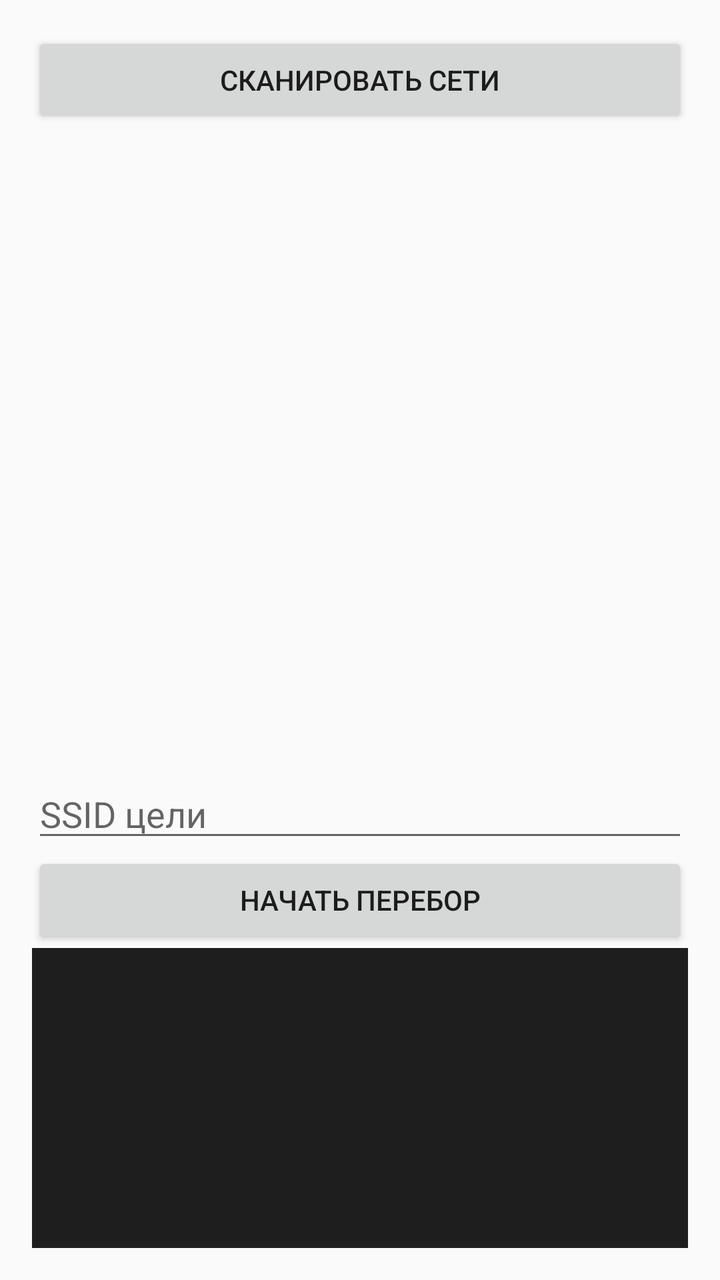
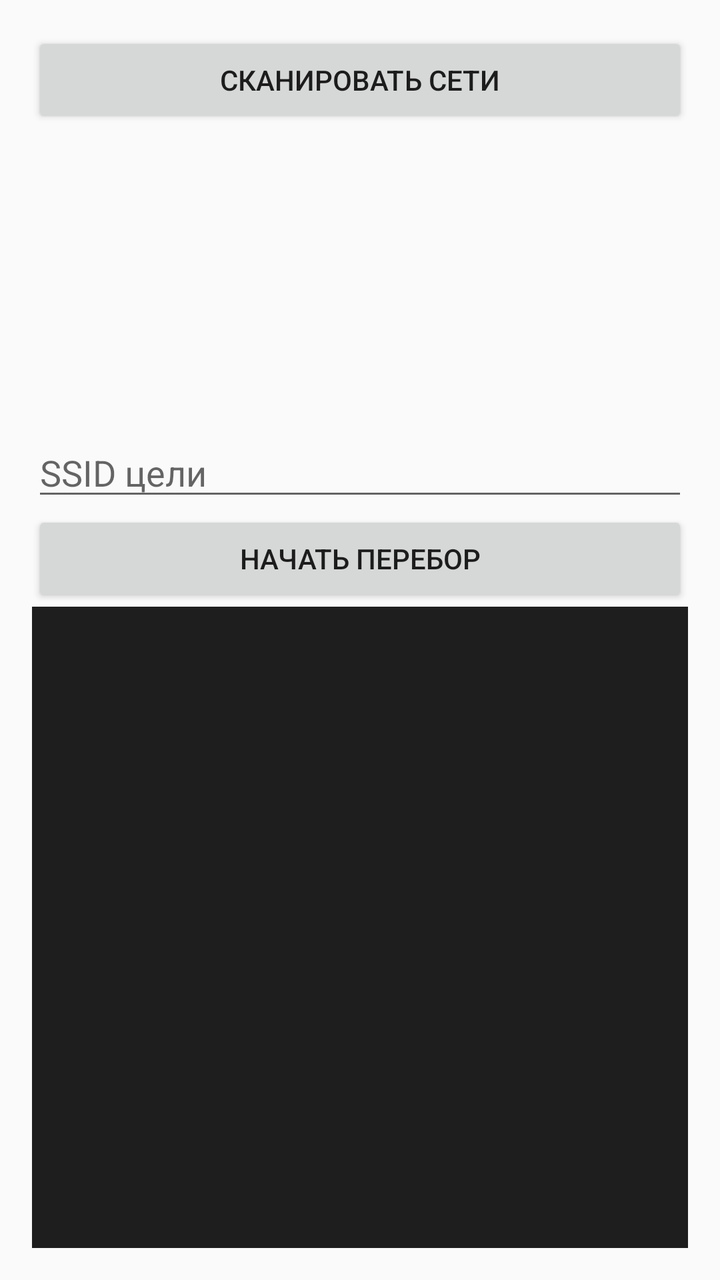

An Android layout rendered at two revisions. The XML below is the earlier revision; the diff shows what the commit changed to produce the second picture.
<!-- AndroidManifest.xml: application theme Theme.AppCompat.DayNight.NoActionBar -->
<!-- res/layout/activity_main.xml -->
<?xml version="1.0" encoding="utf-8"?>
<LinearLayout xmlns:android="http://schemas.android.com/apk/res/android"
    android:orientation="vertical"
    android:padding="16dp"
    android:layout_width="match_parent"
    android:layout_height="match_parent">

    <Button
        android:id="@+id/btnScan"
        android:layout_width="match_parent"
        android:layout_height="wrap_content"
        android:text="Сканировать сети"/>

    <ListView
        android:id="@+id/listNets"
        android:layout_width="match_parent"
        android:layout_height="0dp"
        android:layout_weight="1"/>

    <EditText
        android:id="@+id/inputTarget"
        android:layout_width="match_parent"
        android:layout_height="wrap_content"
        android:hint="SSID цели"/>

    <Button
        android:id="@+id/btnAttack"
        android:layout_width="match_parent"
        android:layout_height="wrap_content"
        android:text="Начать перебор"/>

    <ScrollView
        android:layout_width="match_parent"
        android:layout_height="150dp"
        android:background="#1E1E1E"
        android:padding="8dp">

        <TextView
            android:id="@+id/txtLog"
            android:layout_width="match_parent"
            android:layout_height="wrap_content"
            android:textColor="#00FF00"
            android:textSize="12sp"
            android:fontFamily="monospace"/>
    </ScrollView>
</LinearLayout>
<!-- resources referenced by this layout -->
<resources>

</resources>

<!-- the commit's change to res/layout/activity_main.xml (unified diff, before → after) -->
@@ -14,8 +14,7 @@
     <ListView
         android:id="@+id/listNets"
         android:layout_width="match_parent"
-        android:layout_height="0dp"
-        android:layout_weight="1"/>
+        android:layout_height="150dp"/>
 
     <EditText
         android:id="@+id/inputTarget"
@@ -29,18 +28,15 @@
         android:layout_height="wrap_content"
         android:text="Начать перебор"/>
 
-    <ScrollView
+    <TextView
+        android:id="@+id/txtLog"
         android:layout_width="match_parent"
-        android:layout_height="150dp"
+        android:layout_height="0dp"
+        android:layout_weight="1"
         android:background="#1E1E1E"
-        android:padding="8dp">
-
-        <TextView
-            android:id="@+id/txtLog"
-            android:layout_width="match_parent"
-            android:layout_height="wrap_content"
-            android:textColor="#00FF00"
-            android:textSize="12sp"
-            android:fontFamily="monospace"/>
-    </ScrollView>
+        android:padding="8dp"
+        android:scrollbars="vertical"
+        android:textColor="#00FF00"
+        android:textSize="12sp"
+        android:fontFamily="monospace"/>
 </LinearLayout>
